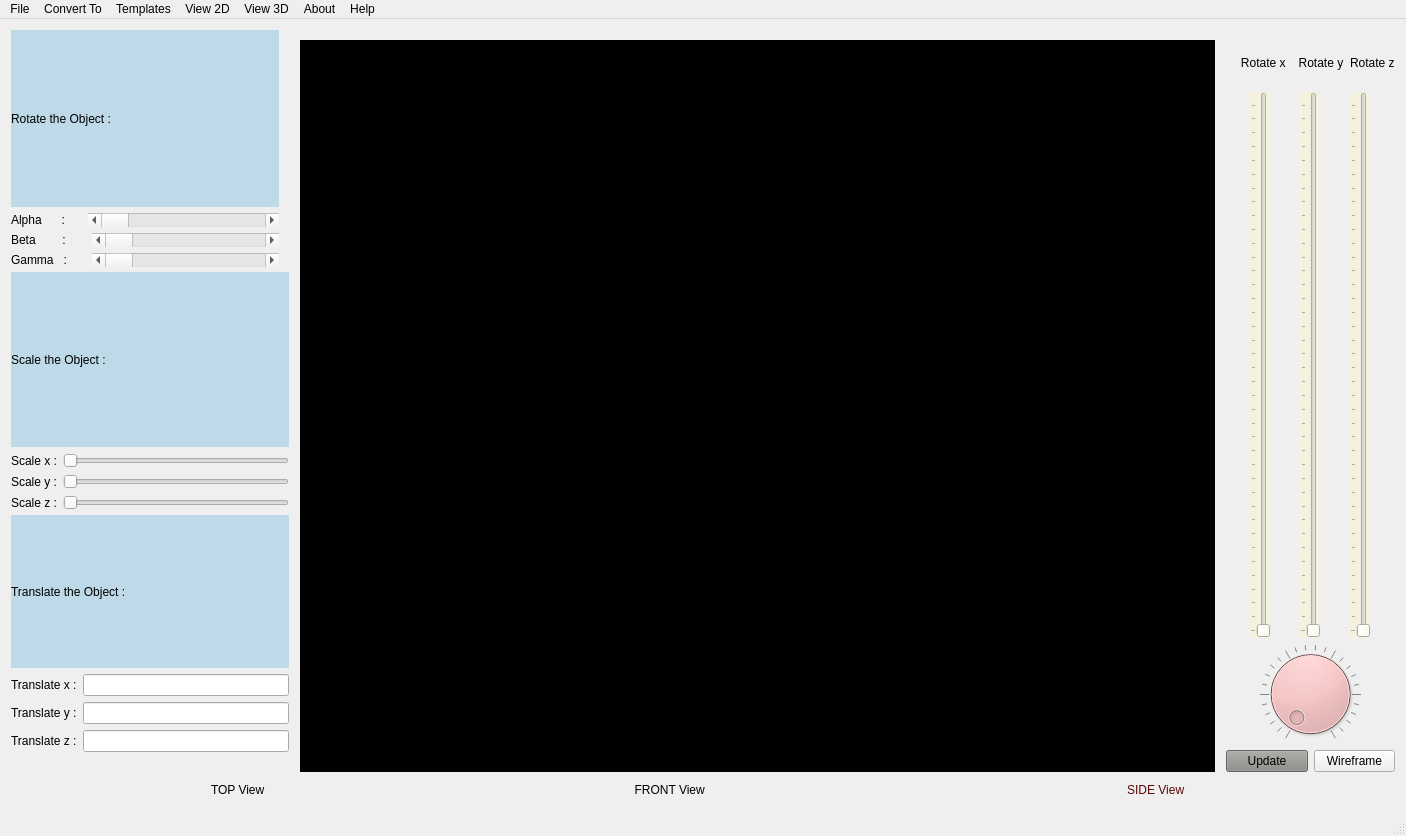
First picture: the form in mainwindow.ui, repository udit01/3D-Visualization-and-Conversion-Tool, before the edit.
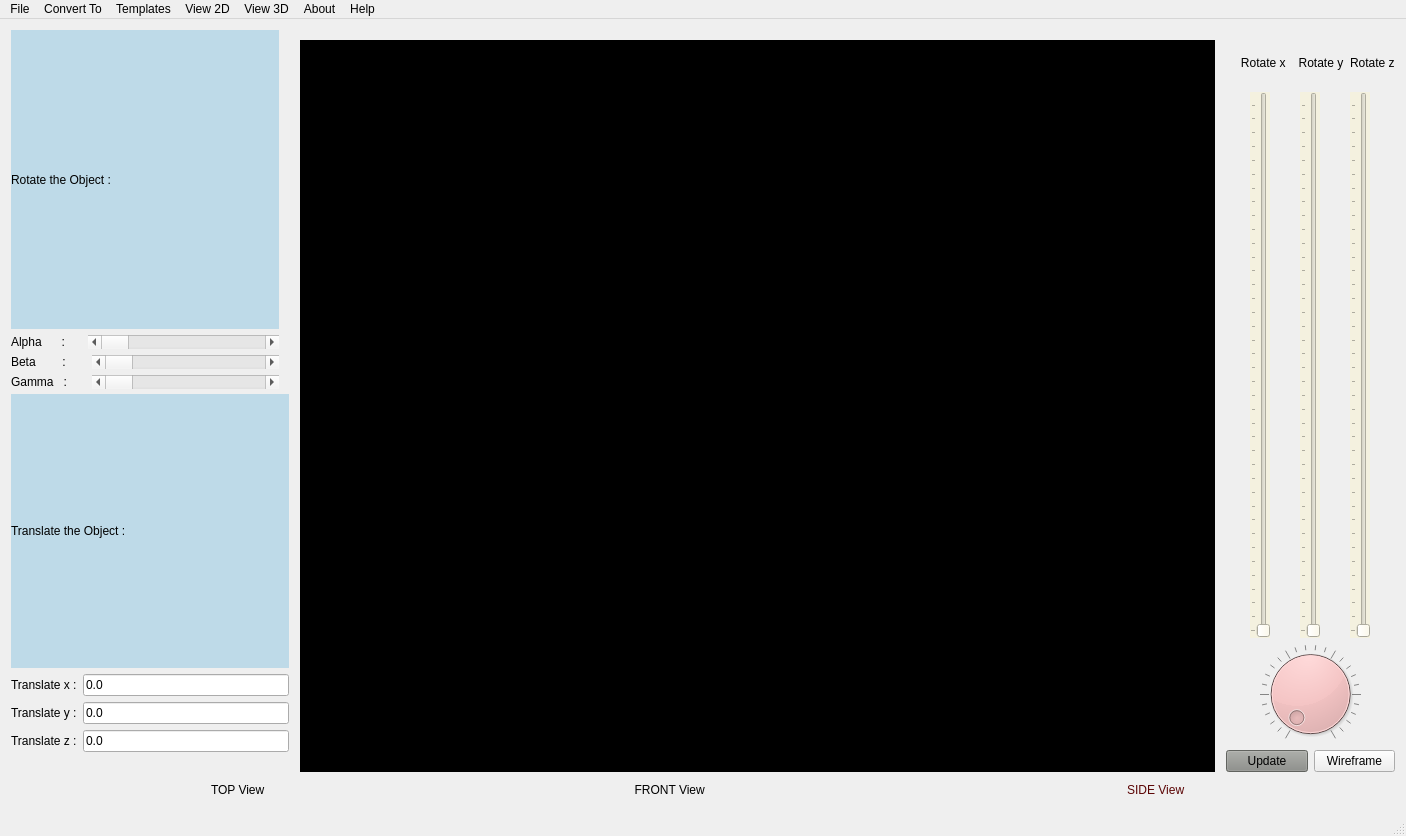
Second picture: the form after the edit. Custom widgets are drawn as their Qt base class.

```diff
--- a/mainwindow.ui
+++ b/mainwindow.ui
@@ -21,7 +21,7 @@
     <item row="0" column="0" rowspan="3" colspan="2">
      <layout class="QHBoxLayout" name="horizontalLayout_12" stretch="3,10">
       <item>
-       <layout class="QVBoxLayout" name="verticalLayout_4" stretch="0,0,0">
+       <layout class="QVBoxLayout" name="verticalLayout_4" stretch="0,0">
         <property name="spacing">
          <number>5</number>
         </property>
@@ -117,86 +117,6 @@
           </item>
          </layout>
         </item>
-        <item>
-         <layout class="QVBoxLayout" name="verticalLayout_2" stretch="2,3,3,3">
-          <property name="sizeConstraint">
-           <enum>QLayout::SetMinimumSize</enum>
-          </property>
-          <item>
-           <widget class="QLabel" name="label_5">
-            <property name="styleSheet">
-             <string notr="true">background-color: rgb(190, 218, 232);</string>
-            </property>
-            <property name="text">
-             <string>Scale the Object :</string>
-            </property>
-           </widget>
-          </item>
-          <item>
-           <layout class="QHBoxLayout" name="horizontalLayout_6">
-            <property name="sizeConstraint">
-             <enum>QLayout::SetMinimumSize</enum>
-            </property>
-            <item>
-             <widget class="QLabel" name="label_6">
-              <property name="text">
-               <string>Scale x :</string>
-              </property>
-             </widget>
-            </item>
-            <item>
-             <widget class="QSlider" name="horizontalSlider_3">
-              <property name="orientation">
-               <enum>Qt::Horizontal</enum>
-              </property>
-             </widget>
-            </item>
-           </layout>
-          </item>
-          <item>
-           <layout class="QHBoxLayout" name="horizontalLayout_5">
-            <property name="sizeConstraint">
-             <enum>QLayout::SetMinimumSize</enum>
-            </property>
-            <item>
-             <widget class="QLabel" name="label_8">
-              <property name="text">
-               <string>Scale y :</string>
-              </property>
-             </widget>
-            </item>
-            <item>
-             <widget class="QSlider" name="horizontalSlider_2">
-              <property name="orientation">
-               <enum>Qt::Horizontal</enum>
-              </property>
-             </widget>
-            </item>
-           </layout>
-          </item>
-          <item>
-           <layout class="QHBoxLayout" name="horizontalLayout_4">
-            <property name="sizeConstraint">
-             <enum>QLayout::SetMinimumSize</enum>
-            </property>
-            <item>
-             <widget class="QLabel" name="label_7">
-              <property name="text">
-               <string>Scale z :</string>
-              </property>
-             </widget>
-            </item>
-            <item>
-             <widget class="QSlider" name="horizontalSlider">
-              <property name="orientation">
-               <enum>Qt::Horizontal</enum>
-              </property>
-             </widget>
-            </item>
-           </layout>
-          </item>
-         </layout>
-        </item>
         <item>
          <layout class="QVBoxLayout" name="verticalLayout_3" stretch="2,3,3,3">
           <property name="sizeConstraint">
@@ -225,7 +145,11 @@
              </widget>
             </item>
             <item>
-             <widget class="QLineEdit" name="lineEdit"/>
+             <widget class="QLineEdit" name="tx">
+              <property name="text">
+               <string>0.0</string>
+              </property>
+             </widget>
             </item>
            </layout>
           </item>
@@ -242,7 +166,11 @@
              </widget>
             </item>
             <item>
-             <widget class="QLineEdit" name="lineEdit_2"/>
+             <widget class="QLineEdit" name="ty">
+              <property name="text">
+               <string>0.0</string>
+              </property>
+             </widget>
             </item>
            </layout>
           </item>
@@ -259,7 +187,11 @@
              </widget>
             </item>
             <item>
-             <widget class="QLineEdit" name="lineEdit_3"/>
+             <widget class="QLineEdit" name="tz">
+              <property name="text">
+               <string>0.0</string>
+              </property>
+             </widget>
             </item>
            </layout>
           </item>
```
